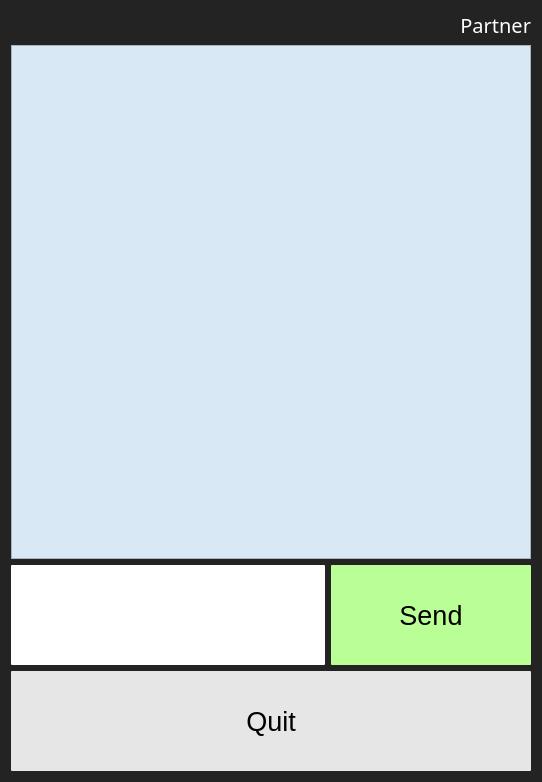
Above: KeepItSecret/chatdialog.ui from dbuhon/KeepItSecret before the change. Below: the same form after it.
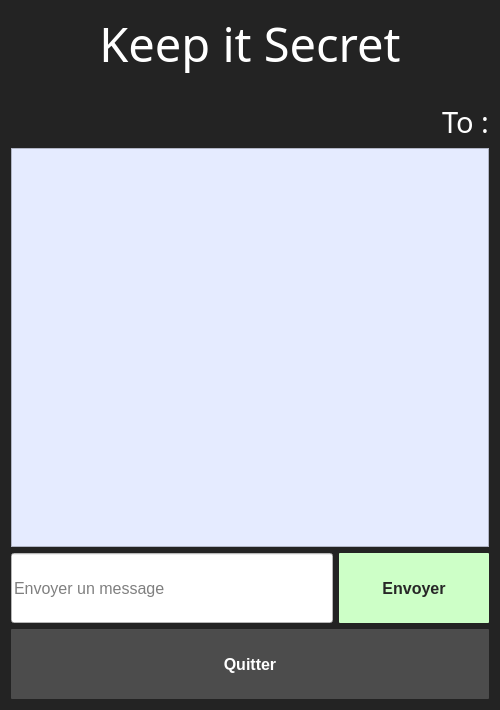
That is the form after the change.

Diff of the .ui file:
```diff
--- a/KeepItSecret/chatdialog.ui
+++ b/KeepItSecret/chatdialog.ui
@@ -1,45 +1,90 @@
 <?xml version="1.0" encoding="UTF-8"?>
 <ui version="4.0">
  <class>ChatDialog</class>
- <widget class="QDialog" name="ChatDialog">
+ <widget class="QMainWindow" name="ChatDialog">
   <property name="geometry">
    <rect>
     <x>0</x>
     <y>0</y>
-    <width>542</width>
-    <height>782</height>
+    <width>500</width>
+    <height>710</height>
    </rect>
   </property>
-  <property name="sizePolicy">
-   <sizepolicy hsizetype="Expanding" vsizetype="Expanding">
-    <horstretch>0</horstretch>
-    <verstretch>0</verstretch>
-   </sizepolicy>
-  </property>
   <property name="windowTitle">
    <string>Dialog</string>
   </property>
+  <property name="autoFillBackground">
+   <bool>false</bool>
+  </property>
   <property name="styleSheet">
-   <string notr="true">background-color: rgb(35, 35, 35);</string>
+   <string notr="true">background-color: rgb(35, 35, 35);
+color: rgb(255, 255, 255);</string>
   </property>
-  <layout class="QVBoxLayout" name="verticalLayout_2">
-   <item>
-    <layout class="QHBoxLayout" name="horizontalLayout_2">
-     <item>
+  <widget class="QWidget" name="centralWidget">
+   <property name="styleSheet">
+    <string notr="true"/>
+   </property>
       <layout class="QVBoxLayout" name="verticalLayout">
+    <item>
+     <widget class="QLabel" name="label_title">
+      <property name="sizePolicy">
+       <sizepolicy hsizetype="Expanding" vsizetype="Preferred">
+        <horstretch>0</horstretch>
+        <verstretch>0</verstretch>
+       </sizepolicy>
+      </property>
+      <property name="minimumSize">
+       <size>
+        <width>221</width>
+        <height>51</height>
+       </size>
+      </property>
+      <property name="font">
+       <font>
+        <family>Lobster 1.4</family>
+        <pointsize>35</pointsize>
+        <weight>50</weight>
+        <bold>false</bold>
+        <kerning>true</kerning>
+       </font>
+      </property>
+      <property name="styleSheet">
+       <string notr="true">font:  &quot;Lobster 1.4&quot;;</string>
+      </property>
+      <property name="text">
+       <string>Keep it Secret</string>
+      </property>
+      <property name="alignment">
+       <set>Qt::AlignCenter</set>
+      </property>
+      <property name="wordWrap">
+       <bool>false</bool>
+      </property>
+     </widget>
+    </item>
+    <item>
+     <spacer name="horizontalSpacer">
+      <property name="orientation">
+       <enum>Qt::Horizontal</enum>
+      </property>
+      <property name="sizeHint" stdset="0">
+       <size>
+        <width>479</width>
+        <height>20</height>
+       </size>
+      </property>
+     </spacer>
+    </item>
        <item>
         <widget class="QLabel" name="partnerLabel">
          <property name="font">
           <font>
            <family>Lobster 1.4</family>
-           <pointsize>15</pointsize>
-          </font>
-         </property>
-         <property name="styleSheet">
-          <string notr="true">color:white;</string>
-         </property>
+        <pointsize>22</pointsize>
+       </font>
+      </property>
          <property name="text">
-          <string>Partner</string>
+       <string>To :</string>
          </property>
          <property name="alignment">
           <set>Qt::AlignRight|Qt::AlignTrailing|Qt::AlignVCenter</set>
@@ -50,15 +95,13 @@
         <widget class="QPlainTextEdit" name="chat">
          <property name="font">
           <font>
-           <pointsize>13</pointsize>
-          </font>
-         </property>
-         <property name="focusPolicy">
-          <enum>Qt::NoFocus</enum>
-         </property>
+        <family>Arial</family>
+        <pointsize>11</pointsize>
+       </font>
+      </property>
          <property name="styleSheet">
-          <string notr="true">background-color: rgb(217, 232, 245);
-color: black;</string>
+       <string notr="true">background-color : rgb(229, 235, 255);
+color: rgb(39, 39, 39);</string>
          </property>
         </widget>
        </item>
@@ -67,36 +110,112 @@
          <item>
           <widget class="QLineEdit" name="sendText">
            <property name="sizePolicy">
-            <sizepolicy hsizetype="Expanding" vsizetype="Fixed">
+         <sizepolicy hsizetype="Preferred" vsizetype="Preferred">
              <horstretch>0</horstretch>
              <verstretch>0</verstretch>
             </sizepolicy>
            </property>
+        <property name="sizeIncrement">
+         <size>
+          <width>0</width>
+          <height>0</height>
+         </size>
+        </property>
+        <property name="baseSize">
+         <size>
+          <width>0</width>
+          <height>0</height>
+         </size>
+        </property>
+        <property name="font">
+         <font>
+          <family>Arial</family>
+          <pointsize>12</pointsize>
+          <kerning>true</kerning>
+         </font>
+        </property>
+        <property name="mouseTracking">
+         <bool>true</bool>
+        </property>
            <property name="styleSheet">
-            <string notr="true">background-color: rgb(255, 255, 255);
-border-radius: 1px;
-height: 100%;</string>
+         <string notr="true">color: rgb(0, 0, 0);
+background-color: rgb(255, 255, 255);
+height:50%;</string>
+        </property>
+        <property name="text">
+         <string/>
+        </property>
+        <property name="frame">
+         <bool>true</bool>
+        </property>
+        <property name="placeholderText">
+         <string>Envoyer un message</string>
            </property>
           </widget>
          </item>
          <item>
           <widget class="QPushButton" name="sendButton">
+        <property name="sizePolicy">
+         <sizepolicy hsizetype="Preferred" vsizetype="Preferred">
+          <horstretch>0</horstretch>
+          <verstretch>0</verstretch>
+         </sizepolicy>
+        </property>
+        <property name="maximumSize">
+         <size>
+          <width>150</width>
+          <height>100</height>
+         </size>
+        </property>
+        <property name="sizeIncrement">
+         <size>
+          <width>0</width>
+          <height>0</height>
+         </size>
+        </property>
+        <property name="baseSize">
+         <size>
+          <width>0</width>
+          <height>0</height>
+         </size>
+        </property>
            <property name="font">
             <font>
-             <pointsize>20</pointsize>
-            </font>
-           </property>
+          <family>Arial</family>
+          <pointsize>12</pointsize>
+          <weight>75</weight>
+          <bold>true</bold>
+         </font>
+        </property>
+        <property name="focusPolicy">
+         <enum>Qt::StrongFocus</enum>
+        </property>
+        <property name="acceptDrops">
+         <bool>false</bool>
+        </property>
+        <property name="autoFillBackground">
+         <bool>false</bool>
+        </property>
            <property name="styleSheet">
-            <string notr="true">background-color:rgb(186, 255, 149);
-border-radius: 1px;
-height: 100%;
-width: 200%;</string>
+         <string notr="true">border-radius: 1px;
+background-color:rgb(205, 255, 199);
+height:70%;
+color: rgb(39, 39, 39);</string>
            </property>
            <property name="text">
-            <string>Send</string>
-           </property>
-           <property name="default">
-            <bool>true</bool>
+         <string>Envoyer</string>
+        </property>
+        <property name="iconSize">
+         <size>
+          <width>16</width>
+          <height>16</height>
+         </size>
+        </property>
+        <property name="checkable">
+         <bool>false</bool>
+        </property>
+        <property name="flat">
+         <bool>false</bool>
            </property>
           </widget>
          </item>
@@ -106,25 +225,31 @@
         <widget class="QPushButton" name="quitButton">
          <property name="font">
           <font>
-           <pointsize>20</pointsize>
+        <family>Arial</family>
+        <pointsize>12</pointsize>
+        <weight>75</weight>
+        <bold>true</bold>
           </font>
          </property>
          <property name="styleSheet">
-          <string notr="true">background-color: rgb(230, 230, 230);
-border-radius: 1px;
-height: 100%;</string>
+       <string notr="true">border-radius: 1px;
+background-color: rgb(76, 76, 76) ;
+height:70%;
+color: white;</string>
          </property>
          <property name="text">
-          <string>Quit</string>
+       <string>Quitter</string>
          </property>
         </widget>
        </item>
       </layout>
-     </item>
-    </layout>
-   </item>
-  </layout>
- </widget>
+  </widget>
+ </widget>
+ <layoutdefault spacing="6" margin="11"/>
+ <tabstops>
+  <tabstop>sendText</tabstop>
+  <tabstop>sendButton</tabstop>
+ </tabstops>
  <resources/>
  <connections/>
 </ui>
```
Left out of the diff: 2 changed lines with no effect on the pictures. Lines whose indentation alone changed are shown as unchanged.
